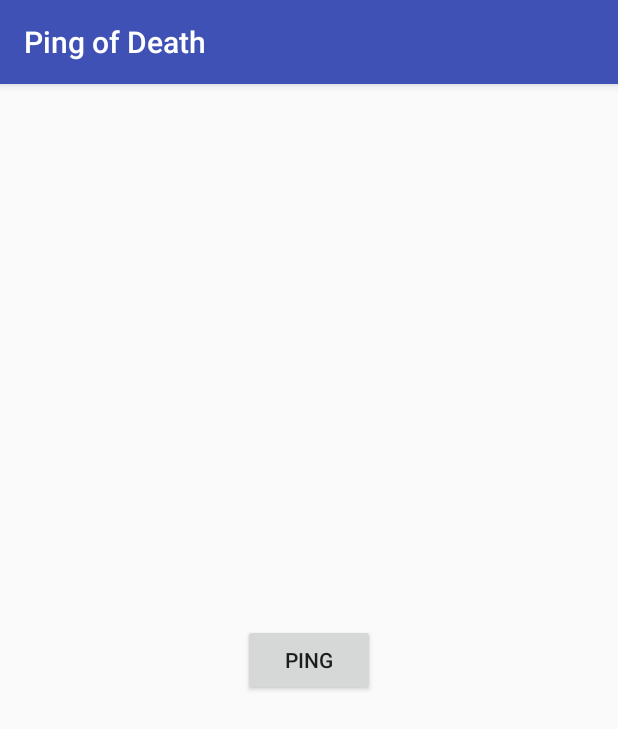
After one commit to fkhokhar/PingOfDeath, an Android app: the Battle screen opened directly, with no data from a screen before it, on a phone screen of 412 x 824 dp. The commit adds this screen. Shown: the top 729 px of the screen. Run offline under Robolectric (Android 15) with nearby library versions, the phone set to English and light mode, and no system bars.

Commit message:
Both opponents are entering the battle room now -- still need to implement the battle logic

```diff
--- a/app/src/main/AndroidManifest.xml
+++ b/app/src/main/AndroidManifest.xml
@@ -17,6 +17,10 @@
                 <category android:name="android.intent.category.LAUNCHER" />
             </intent-filter>
         </activity>
+        <activity android:name=".Waiting" >
+        </activity>
+        <activity android:name=".Battle" >
+        </activity>
     </application>
 
 </manifest>
--- /dev/null
+++ b/app/src/main/java/com/utexas/cs371m/fahad/pingofdeath/Battle.java
@@ -0,0 +1,27 @@
+package com.utexas.cs371m.fahad.pingofdeath;
+
+import android.content.Intent;
+import android.support.v7.app.AppCompatActivity;
+import android.os.Bundle;
+import android.view.View;
+import android.widget.EditText;
+
+public class Battle extends AppCompatActivity {
+
+    User thisUser;
+
+    @Override
+    protected void onCreate(Bundle savedInstanceState) {
+        super.onCreate(savedInstanceState);
+        setContentView(R.layout.activity_battle);
+
+        System.out.println("I'm in the battle class!");
+
+        Intent intent = getIntent();
+        thisUser = (User) intent.getSerializableExtra("value");
+    }
+
+    public void pressedPing(View view){
+        /* Get the other user's object */
+    }
+}
--- /dev/null
+++ b/app/src/main/res/layout/activity_battle.xml
@@ -0,0 +1,18 @@
+<?xml version="1.0" encoding="utf-8"?>
+<RelativeLayout xmlns:android="http://schemas.android.com/apk/res/android"
+    xmlns:tools="http://schemas.android.com/tools" android:layout_width="match_parent"
+    android:layout_height="match_parent" android:paddingLeft="@dimen/activity_horizontal_margin"
+    android:paddingRight="@dimen/activity_horizontal_margin"
+    android:paddingTop="@dimen/activity_vertical_margin"
+    android:paddingBottom="@dimen/activity_vertical_margin"
+    tools:context="com.utexas.cs371m.fahad.pingofdeath.Battle">
+
+    <Button
+        android:layout_width="wrap_content"
+        android:layout_height="wrap_content"
+        android:text="PING"
+        android:id="@+id/button2"
+        android:layout_centerVertical="true"
+        android:layout_centerHorizontal="true"
+        android:onClick="pressedPing" />
+</RelativeLayout>
```
Also changed, not shown: app/src/main/java/com/utexas/cs371m/fahad/pingofdeath/MainActivity.java (+21 -4 lines), app/src/main/java/com/utexas/cs371m/fahad/pingofdeath/User.java (+10 -2 lines), app/src/main/java/com/utexas/cs371m/fahad/pingofdeath/Waiting.java (added, +46 -0 lines), app/src/main/res/layout/activity_waiting.xml (added, +37 -0 lines).
